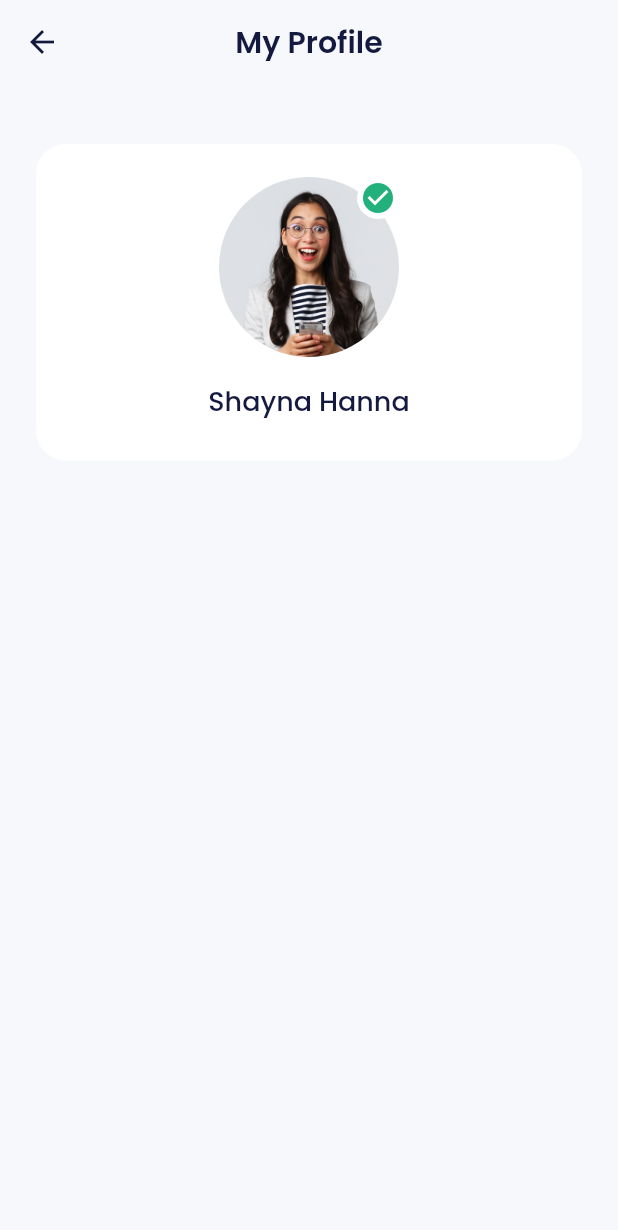
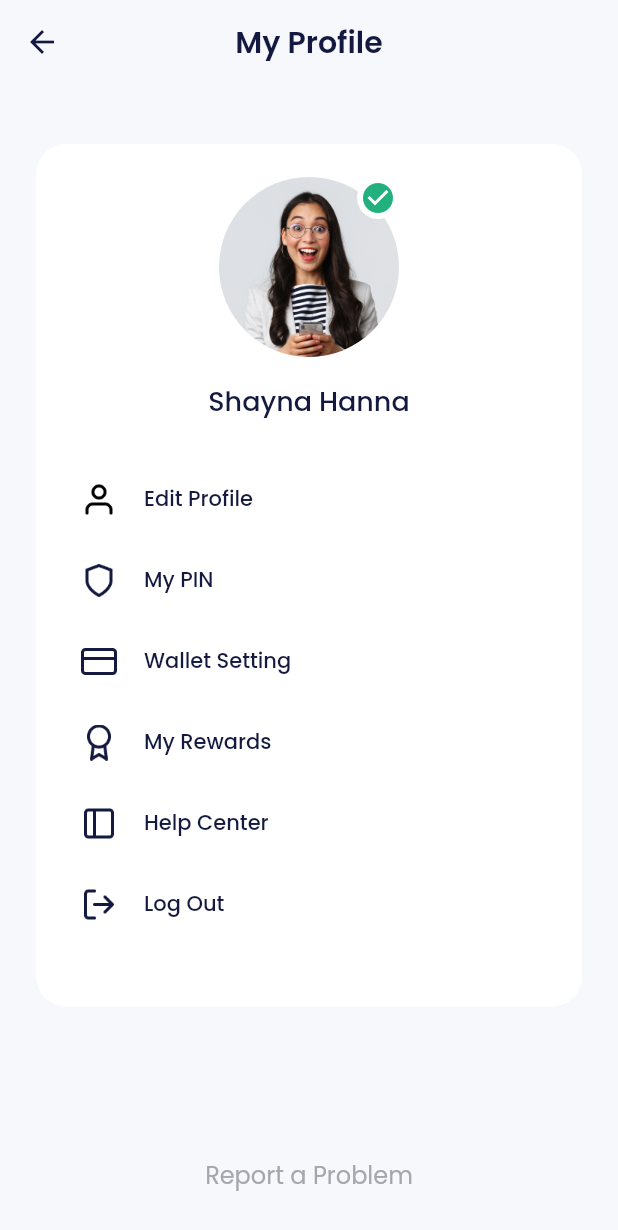
Before and after one commit to RianCahyadi08/Flutter-bank_sha, a Flutter app: the ProfilePage screen opened by its route, on a phone screen of 412 x 824 dp. Shown: the top 1230 px of the screen. Run offline on Flutter 3.47's test engine with Material 2 defaults, Android fonts, the phone set to English and light mode, and no system bars; our stand-ins replace carousel_slider, google_fonts; missing offline and left inert: dart:ffi.

Commit message:
Create widget profile menu items

```diff
--- a/lib/views/screens/profile_page.dart
+++ b/lib/views/screens/profile_page.dart
@@ -1,4 +1,6 @@
 import 'package:bank_sha/shared/theme.dart';
+import 'package:bank_sha/views/widgets/buttons.dart';
+import 'package:bank_sha/views/widgets/profile_menu_items.dart';
 import 'package:flutter/material.dart';
 
 class ProfilePage extends StatelessWidget {
@@ -62,8 +64,51 @@ class ProfilePage extends StatelessWidget {
                   'Shayna Hanna',
                   style:
                       blackTextStyle.copyWith(fontSize: 18, fontWeight: medium),
+                ),
+                SizedBox(
+                  height: 40,
+                ),
+                ProfileMenuItems(
+                  iconUrl: 'assets/images/ic_edit_profile.png',
+                  nameMenu: 'Edit Profile',
+                  onTap: () {},
+                ),
+                ProfileMenuItems(
+                  iconUrl: 'assets/images/ic_my_vpn.png',
+                  nameMenu: 'My PIN',
+                  onTap: () {},
+                ),
+                ProfileMenuItems(
+                  iconUrl: 'assets/images/ic_wallet_setting.png',
+                  nameMenu: 'Wallet Setting',
+                  onTap: () {},
+                ),
+                ProfileMenuItems(
+                  iconUrl: 'assets/images/ic_my_rewards.png',
+                  nameMenu: 'My Rewards',
+                  onTap: () {},
+                ),
+                ProfileMenuItems(
+                  iconUrl: 'assets/images/ic_help_center.png',
+                  nameMenu: 'Help Center',
+                  onTap: () {},
+                ),
+                ProfileMenuItems(
+                  iconUrl: 'assets/images/ic_logout.png',
+                  nameMenu: 'Log Out',
+                  onTap: () {},
                 )
               ],
+            ),
+          ),
+          SizedBox(
+            height: 87,
+          ),
+          Container(
+            margin: EdgeInsets.only(bottom: 50),
+            child: CustomTextButton(
+              title: 'Report a Problem',
+              onPressed: () {},
             ),
           )
         ],
--- /dev/null
+++ b/lib/views/widgets/profile_menu_items.dart
@@ -0,0 +1,37 @@
+import 'package:bank_sha/shared/theme.dart';
+import 'package:flutter/material.dart';
+
+class ProfileMenuItems extends StatelessWidget {
+  final String iconUrl;
+  final String nameMenu;
+  final VoidCallback? onTap;
+
+  const ProfileMenuItems(
+      {Key? key, required this.iconUrl, required this.nameMenu, this.onTap});
+
+  @override
+  Widget build(BuildContext context) {
+    return GestureDetector(
+      onTap: onTap,
+      child: Container(
+        margin: EdgeInsets.only(bottom: 30),
+        child: Row(
+          children: [
+            Image.asset(
+              iconUrl,
+              width: 24,
+              height: 24,
+            ),
+            SizedBox(
+              width: 18,
+            ),
+            Text(
+              nameMenu,
+              style: blackTextStyle.copyWith(fontSize: 14, fontWeight: medium),
+            )
+          ],
+        ),
+      ),
+    );
+  }
+}
```
